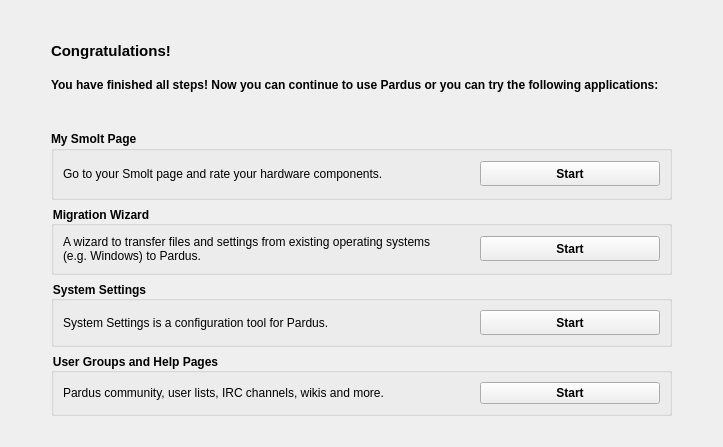
Before: the Qt Designer form kde/kaptan/src/gui/goodbyeWidget.ui in pars-linux/uludag, drawn with Qt 5.
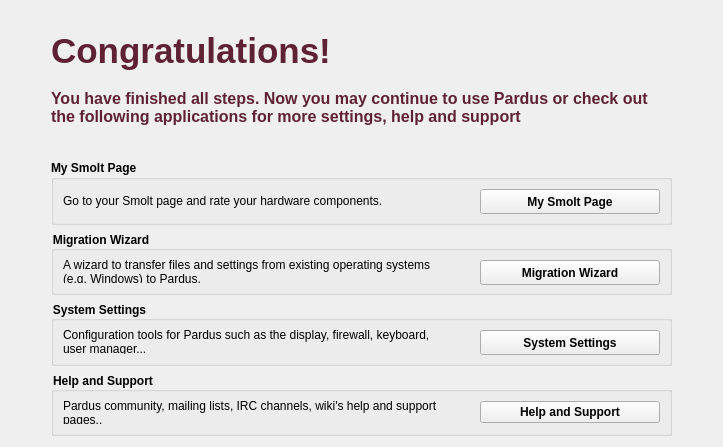
After: the same form once the commit is applied.

Patch:
```diff
--- a/kde/kaptan/src/gui/goodbyeWidget.ui
+++ b/kde/kaptan/src/gui/goodbyeWidget.ui
@@ -30,7 +30,7 @@
       <enum>Qt::Vertical</enum>
      </property>
      <property name="sizeType">
-      <enum>QSizePolicy::Fixed</enum>
+      <enum>QSizePolicy::Expanding</enum>
      </property>
      <property name="sizeHint" stdset="0">
       <size>
@@ -53,10 +53,10 @@
           <string>&lt;!DOCTYPE HTML PUBLIC &quot;-//W3C//DTD HTML 4.0//EN&quot; &quot;http://www.w3.org/TR/REC-html40/strict.dtd&quot;&gt;
 &lt;html&gt;&lt;head&gt;&lt;meta name=&quot;qrichtext&quot; content=&quot;1&quot; /&gt;&lt;style type=&quot;text/css&quot;&gt;
 p, li { white-space: pre-wrap; }
-&lt;/style&gt;&lt;/head&gt;&lt;body style=&quot; font-family:'Droid Sans'; font-size:10pt; font-weight:400; font-style:normal;&quot;&gt;
-&lt;p style=&quot; margin-top:0px; margin-bottom:0px; margin-left:0px; margin-right:0px; -qt-block-indent:0; text-indent:0px;&quot;&gt;&lt;span style=&quot; font-size:11pt; font-weight:600;&quot;&gt;Congratulations! &lt;/span&gt;&lt;/p&gt;
-&lt;p style=&quot;-qt-paragraph-type:empty; margin-top:0px; margin-bottom:0px; margin-left:0px; margin-right:0px; -qt-block-indent:0; text-indent:0px; font-size:11pt; font-weight:600;&quot;&gt;&lt;/p&gt;
-&lt;p style=&quot; margin-top:0px; margin-bottom:0px; margin-left:0px; margin-right:0px; -qt-block-indent:0; text-indent:0px;&quot;&gt;&lt;span style=&quot; font-size:9pt; font-weight:600;&quot;&gt;You have finished all steps! Now you can continue to use Pardus or you can try the following applications:&lt;/span&gt;&lt;/p&gt;&lt;/body&gt;&lt;/html&gt;</string>
+&lt;/style&gt;&lt;/head&gt;&lt;body style=&quot; font-family:'Sans Serif'; font-size:8pt; font-weight:400; font-style:normal;&quot;&gt;
+&lt;p style=&quot; margin-top:0px; margin-bottom:0px; margin-left:0px; margin-right:0px; -qt-block-indent:0; text-indent:0px;&quot;&gt;&lt;span style=&quot; font-family:'Droid Sans'; font-size:26pt; font-weight:600; color:#5f2234;&quot;&gt;Congratulations! &lt;/span&gt;&lt;/p&gt;
+&lt;p style=&quot;-qt-paragraph-type:empty; margin-top:0px; margin-bottom:0px; margin-left:0px; margin-right:0px; -qt-block-indent:0; text-indent:0px; font-family:'Droid Sans'; font-size:11pt; font-weight:600; color:#5f2234;&quot;&gt;&lt;/p&gt;
+&lt;p style=&quot; margin-top:0px; margin-bottom:0px; margin-left:0px; margin-right:0px; -qt-block-indent:0; text-indent:0px;&quot;&gt;&lt;span style=&quot; font-family:'Droid Sans'; font-size:12pt; font-weight:600; color:#5f2234;&quot;&gt;You have finished all steps. Now you may continue to use Pardus or check out the following applications for more settings, help and support&lt;/span&gt;&lt;/p&gt;&lt;/body&gt;&lt;/html&gt;</string>
          </property>
          <property name="wordWrap">
           <bool>true</bool>
@@ -171,7 +171,7 @@
              <string notr="true">color: black</string>
             </property>
             <property name="text">
-             <string>Start</string>
+             <string>My Smolt Page</string>
             </property>
            </widget>
           </item>
@@ -266,7 +266,7 @@
              <string notr="true">color: black</string>
             </property>
             <property name="text">
-             <string>Start</string>
+             <string>Migration Wizard</string>
             </property>
            </widget>
           </item>
@@ -327,7 +327,7 @@
              <string notr="true">color:black</string>
             </property>
             <property name="text">
-             <string>System Settings is a configuration tool for Pardus.</string>
+             <string>Configuration tools for Pardus such as the display, firewall, keyboard, user manager...</string>
             </property>
             <property name="scaledContents">
              <bool>true</bool>
@@ -361,7 +361,7 @@
              <string notr="true">color: black</string>
             </property>
             <property name="text">
-             <string>Start</string>
+             <string>System Settings</string>
             </property>
            </widget>
           </item>
@@ -380,7 +380,7 @@
           <string notr="true">color:black</string>
          </property>
          <property name="title">
-          <string>User Groups and Help Pages</string>
+          <string>Help and Support</string>
          </property>
          <layout class="QGridLayout" name="gridLayout_4">
           <item row="0" column="0">
@@ -395,7 +395,7 @@
              <string notr="true">color:black</string>
             </property>
             <property name="text">
-             <string>Pardus community, user lists, IRC channels, wikis and more.</string>
+             <string>Pardus community, mailing lists, IRC channels, wiki's help and support pages..</string>
             </property>
             <property name="scaledContents">
              <bool>true</bool>
@@ -445,7 +445,7 @@
              <string notr="true">color: black</string>
             </property>
             <property name="text">
-             <string>Start</string>
+             <string>Help and Support</string>
             </property>
            </widget>
           </item>
@@ -494,7 +494,7 @@
       <enum>Qt::Vertical</enum>
      </property>
      <property name="sizeType">
-      <enum>QSizePolicy::Fixed</enum>
+      <enum>QSizePolicy::Expanding</enum>
      </property>
      <property name="sizeHint" stdset="0">
       <size>
```
